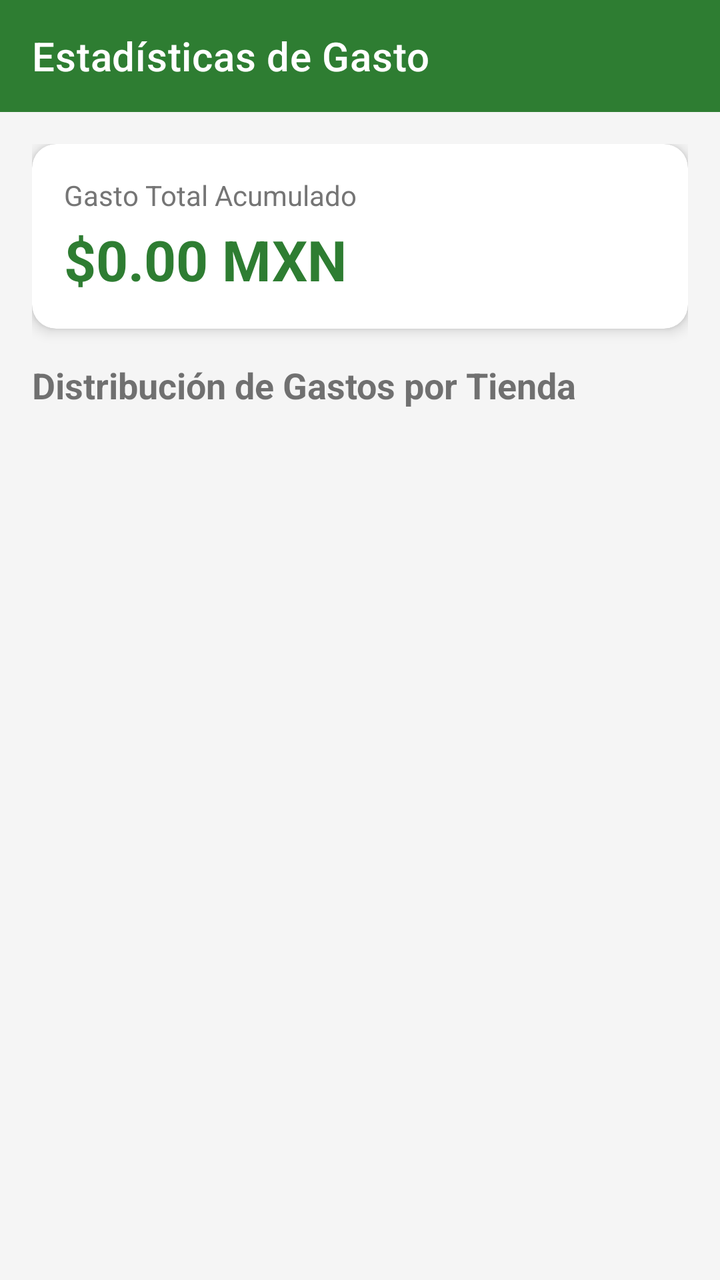
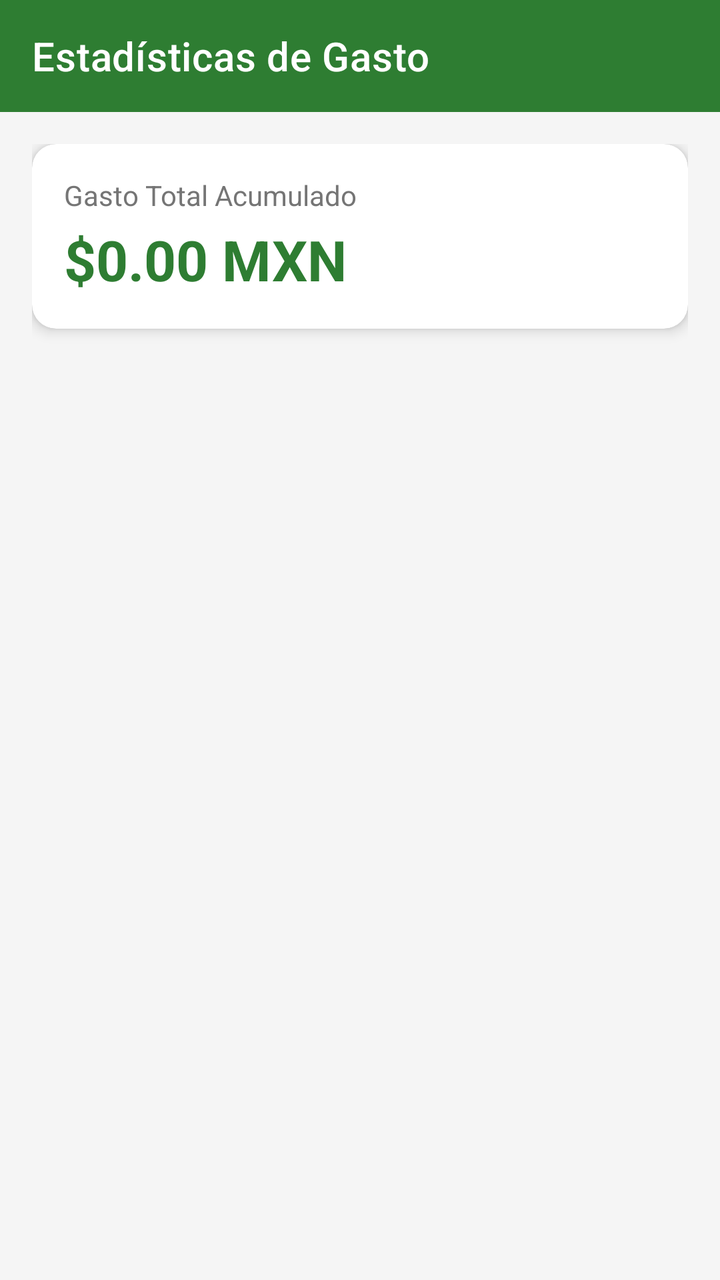

An Android layout rendered at two revisions. The XML below is the earlier revision; the diff shows what the commit changed to produce the second picture.
<!-- AndroidManifest.xml: application theme Theme.DespensaCX -->
<!-- res/layout/activity_estadisticas.xml -->
<?xml version="1.0" encoding="utf-8"?>
<LinearLayout
    xmlns:android="http://schemas.android.com/apk/res/android"
    xmlns:app="http://schemas.android.com/apk/res-auto"
    android:layout_width="match_parent"
    android:layout_height="match_parent"
    android:orientation="vertical">

    <com.google.android.material.appbar.MaterialToolbar
        android:id="@+id/toolbarEstadisticas"
        android:layout_width="match_parent"
        android:layout_height="?attr/actionBarSize"
        android:background="?attr/colorPrimary"
        app:title="Estadísticas de Gasto"
        app:titleTextColor="?attr/colorOnPrimary" />

    <ScrollView
        android:layout_width="match_parent"
        android:layout_height="match_parent"
        android:padding="16dp">

        <LinearLayout
            android:layout_width="match_parent"
            android:layout_height="wrap_content"
            android:orientation="vertical">

            <com.google.android.material.card.MaterialCardView
                android:layout_width="match_parent"
                android:layout_height="wrap_content"
                android:layout_marginBottom="16dp"
                app:cardCornerRadius="12dp"
                app:cardElevation="4dp">

                <LinearLayout
                    android:layout_width="match_parent"
                    android:layout_height="wrap_content"
                    android:orientation="vertical"
                    android:padding="16dp">

                    <TextView
                        android:layout_width="wrap_content"
                        android:layout_height="wrap_content"
                        android:text="Gasto Total Acumulado"
                        android:textSize="14sp"
                        android:textColor="#757575" />

                    <TextView
                        android:id="@+id/tvGastoTotalGlobal"
                        android:layout_width="wrap_content"
                        android:layout_height="wrap_content"
                        android:text="$0.00 MXN"
                        android:textSize="28sp"
                        android:textStyle="bold"
                        android:textColor="?attr/colorPrimary"
                        android:layout_marginTop="4dp" />
                </LinearLayout>
            </com.google.android.material.card.MaterialCardView>

            <TextView
                android:layout_width="match_parent"
                android:layout_height="wrap_content"
                android:text="Distribución de Gastos por Tienda"
                android:textSize="18sp"
                android:textStyle="bold"
                android:layout_marginBottom="12dp" />

            <LinearLayout
                android:id="@+id/containerEstadisticasTiendas"
                android:layout_width="match_parent"
                android:layout_height="wrap_content"
                android:orientation="vertical" />
        </LinearLayout>
    </ScrollView>
</LinearLayout>
<!-- resources referenced by this layout -->
<resources>
  <style name="Theme.DespensaCX" parent="Base.Theme.DespensaCX" />
  <style name="Base.Theme.DespensaCX" parent="Theme.MaterialComponents.DayNight.NoActionBar">
          
          <item name="colorPrimary">#2E7D32</item>
          <item name="colorOnPrimary">#FFFFFF</item>
          <item name="colorPrimaryContainer">#A5D6A7</item>
  
          
          <item name="colorSecondary">#00796B</item>
          <item name="colorOnSecondary">#FFFFFF</item>
  
          
          <item name="android:colorBackground">#F5F5F5</item>
          <item name="colorSurface">#FFFFFF</item>
          <item name="colorOnSurface">#212121</item>
  
          
          <item name="android:statusBarColor">?attr/colorPrimary</item>
          <item name="android:windowLightStatusBar">false</item>
      </style>
</resources>

<!-- the commit's change to res/layout/activity_estadisticas.xml (unified diff, before → after) -->
@@ -14,61 +14,49 @@
         app:title="Estadísticas de Gasto"
         app:titleTextColor="?attr/colorOnPrimary" />
 
-    <ScrollView
+    <LinearLayout
         android:layout_width="match_parent"
         android:layout_height="match_parent"
+        android:orientation="vertical"
         android:padding="16dp">
 
-        <LinearLayout
+        <com.google.android.material.card.MaterialCardView
             android:layout_width="match_parent"
             android:layout_height="wrap_content"
-            android:orientation="vertical">
+            android:layout_marginBottom="16dp"
+            app:cardCornerRadius="12dp"
+            app:cardElevation="4dp">
 
-            <com.google.android.material.card.MaterialCardView
+            <LinearLayout
                 android:layout_width="match_parent"
                 android:layout_height="wrap_content"
-                android:layout_marginBottom="16dp"
-                app:cardCornerRadius="12dp"
-                app:cardElevation="4dp">
+                android:orientation="vertical"
+                android:padding="16dp">
 
-                <LinearLayout
-                    android:layout_width="match_parent"
+                <TextView
+                    android:layout_width="wrap_content"
                     android:layout_height="wrap_content"
-                    android:orientation="vertical"
-                    android:padding="16dp">
+                    android:text="Gasto Total Acumulado"
+                    android:textColor="#757575"
+                    android:textSize="14sp" />
 
-                    <TextView
-                        android:layout_width="wrap_content"
-                        android:layout_height="wrap_content"
-                        android:text="Gasto Total Acumulado"
-                        android:textSize="14sp"
-                        android:textColor="#757575" />
+                <TextView
+                    android:id="@+id/tvGastoTotalGlobal"
+                    android:layout_width="wrap_content"
+                    android:layout_height="wrap_content"
+                    android:layout_marginTop="4dp"
+                    android:text="$0.00 MXN"
+                    android:textColor="?attr/colorPrimary"
+                    android:textSize="28sp"
+                    android:textStyle="bold" />
+            </LinearLayout>
+        </com.google.android.material.card.MaterialCardView>
 
-                    <TextView
-                        android:id="@+id/tvGastoTotalGlobal"
-                        android:layout_width="wrap_content"
-                        android:layout_height="wrap_content"
-                        android:text="$0.00 MXN"
-                        android:textSize="28sp"
-                        android:textStyle="bold"
-                        android:textColor="?attr/colorPrimary"
-                        android:layout_marginTop="4dp" />
-                </LinearLayout>
-            </com.google.android.material.card.MaterialCardView>
+        <androidx.recyclerview.widget.RecyclerView
+            android:id="@+id/rvEstadisticas"
+            android:layout_width="match_parent"
+            android:layout_height="0dp"
+            android:layout_weight="1" />
 
-            <TextView
-                android:layout_width="match_parent"
-                android:layout_height="wrap_content"
-                android:text="Distribución de Gastos por Tienda"
-                android:textSize="18sp"
-                android:textStyle="bold"
-                android:layout_marginBottom="12dp" />
-
-            <LinearLayout
-                android:id="@+id/containerEstadisticasTiendas"
-                android:layout_width="match_parent"
-                android:layout_height="wrap_content"
-                android:orientation="vertical" />
-        </LinearLayout>
-    </ScrollView>
+    </LinearLayout>
 </LinearLayout>
